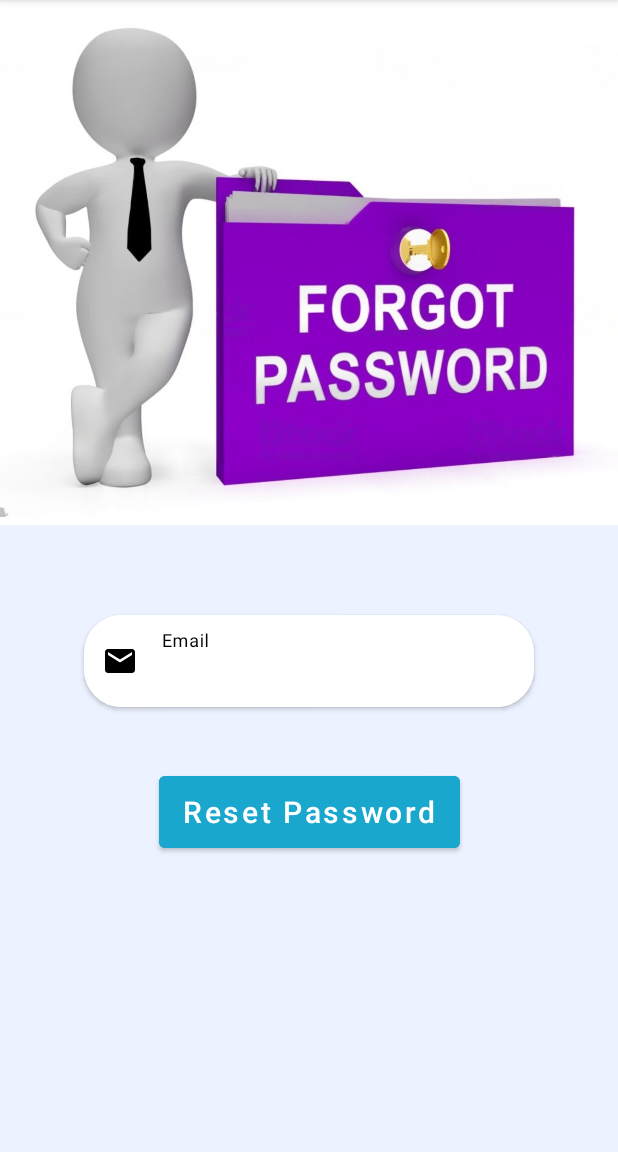
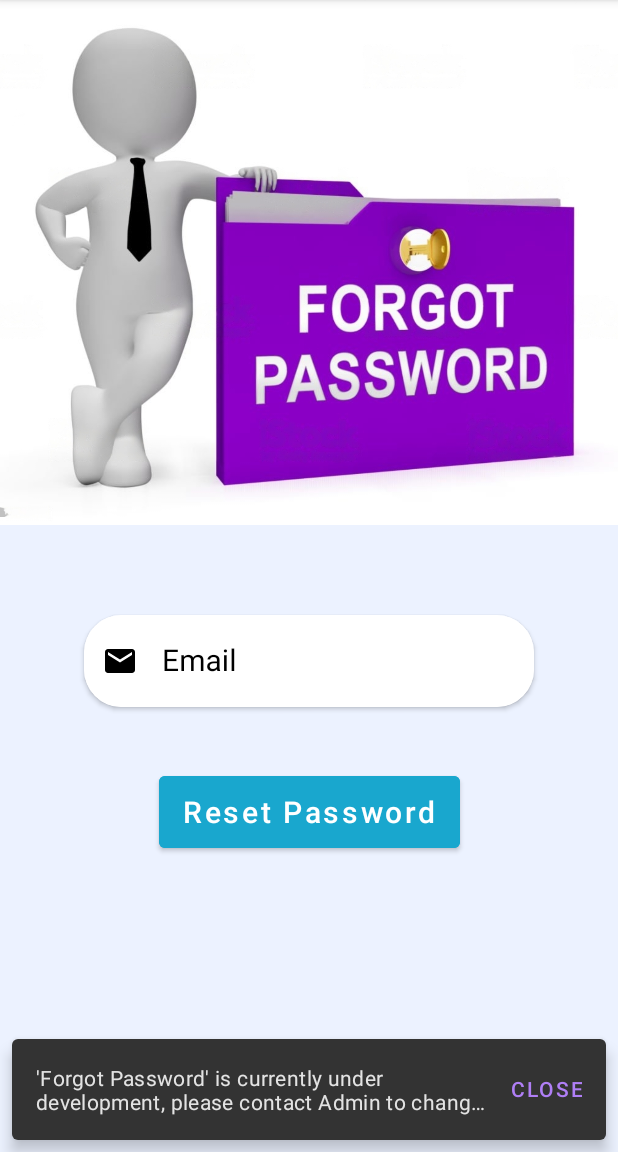
Before and after one commit to prasant7978/NITC-Mess-Manager-NodeJS, an Android app: the ForgotPasswordActivity screen opened directly, with no data from a screen before it, on a phone screen of 412 x 824 dp, the part 84-1236 px from its top. Run offline under Robolectric (Android 15) with nearby library versions, the phone set to English and light mode, and no system bars.

Commit message:
Forgot password message has been updated

```diff
--- a/NITCMessManagerFrontend/app/src/main/java/com/kumar/messmanager/authentication/ForgotPasswordActivity.kt
+++ b/NITCMessManagerFrontend/app/src/main/java/com/kumar/messmanager/authentication/ForgotPasswordActivity.kt
@@ -2,6 +2,8 @@ package com.kumar.messmanager.authentication
 
 import androidx.appcompat.app.AppCompatActivity
 import android.os.Bundle
+import android.view.View
+import com.google.android.material.snackbar.Snackbar
 import com.kumar.messmanager.databinding.ActivityForgotPasswordBinding
 
 class ForgotPasswordActivity : AppCompatActivity() {
@@ -16,6 +18,12 @@ class ForgotPasswordActivity : AppCompatActivity() {
         val view = forgotBinding.root
 
         setContentView(view)
+
+        forgotBinding.editTextResetEmail.isEnabled = false
+        forgotBinding.buttonResetPassword.isClickable = false
+
+        Snackbar.make(forgotBinding.forgotPasswordLayout,"'Forgot Password' is currently under development, please contact Admin to change your password",Snackbar.LENGTH_INDEFINITE)
+                        .setAction("close", View.OnClickListener {  }).show()
 
 //        forgotBinding.buttonResetPassword.setOnClickListener {
 //            val email = forgotBinding.editTextResetEmail.text.toString()
```
